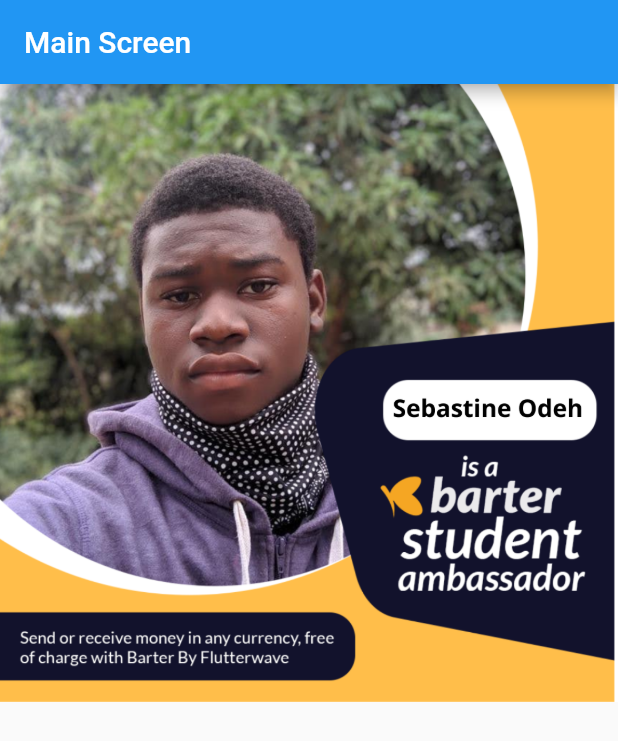
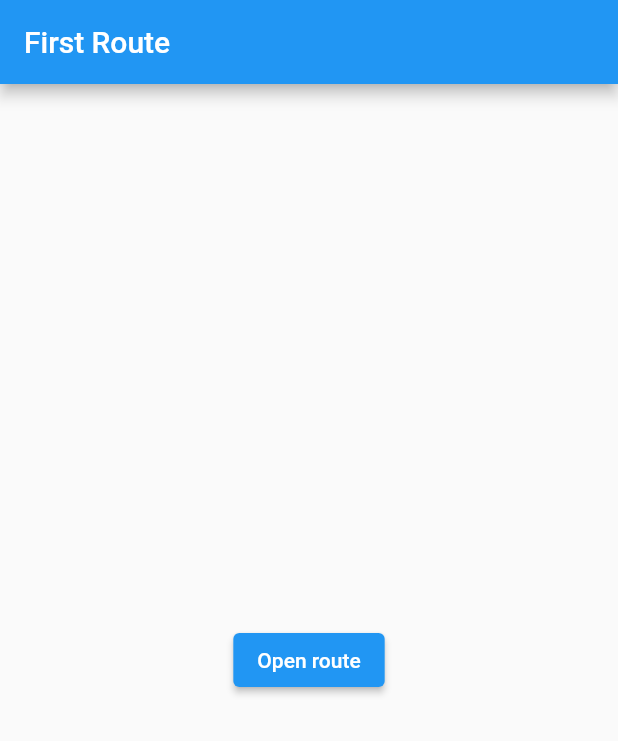
Before and after one commit to CoderNamedHendrick/flutter_tut_project, a Flutter app: the screen it shows after launch, on a phone screen of 412 x 824 dp. Shown: the top 741 px of the screen. Run offline on Flutter 3.47's test engine with Material 2 defaults, Android fonts, the phone set to English and light mode, and no system bars.

Commit message:
Using Named routes

```diff
--- a/lib/main.dart
+++ b/lib/main.dart
@@ -2,56 +2,66 @@ import 'package:flutter/cupertino.dart';
 import 'package:flutter/material.dart';
 
 void main() {
-  runApp(MyApp());
+  runApp(MaterialApp(
+        title: 'Name Routes Demo',
+        // Start the app with the "/" named route. In this case, the app starts
+        // on the FirstScreen widget.
+        initialRoute: '/',
+        routes: {
+          // When navigating to the "/" route, build the FirstScreen widget.
+          '/': (context) => FirstScreen(),
+          // When navigating to the "/second" route, build the SecondScreen widget.
+          '/second': (context) => SecondScreen(),
+        },
+      ));
 }
 
-class MyApp extends StatelessWidget {
-  // This widget is the root of your application.
+// class MyApp extends StatelessWidget {
+//   // This widget is the root of your application.
+//   @override
+//   Widget build(BuildContext context) {
+//     return
+//   }
+// }
+
+class SecondScreen extends StatelessWidget {
   @override
   Widget build(BuildContext context) {
-    return MaterialApp(
-      home: MainScreen(),
-    );
-  }
-}
-
-class MainScreen extends StatelessWidget {
-  @override
-  Widget build(BuildContext context) {
+    // TODO: implement build
     return Scaffold(
       appBar: AppBar(
-        title: Text('Main Screen'),
+        title: Text(
+            'Second Route'),
       ),
-      body: GestureDetector(
-        onTap: () {
-          Navigator.push(context, MaterialPageRoute(builder: (_) {
-            return DetailScreen();
-          }));
-        },
-        child: Hero(
-          tag: 'imageHero',
-          child: Image.asset('images/mypic.png'),
+      body: Center(
+        child: ElevatedButton(
+          onPressed:() {
+            Navigator.pop(context);
+          },
+          child: Text('Go back!'),
         ),
       ),
     );
   }
 }
 
-class DetailScreen extends StatelessWidget {
+class FirstScreen extends StatelessWidget {
   @override
   Widget build(BuildContext context) {
+    // TODO: implement build
     return Scaffold(
-        body: GestureDetector(
-          onTap: () {
-            Navigator.pop(context);
+      appBar: AppBar(
+        title: Text('First Route'),
+      ),
+      body: Center(
+        child: ElevatedButton(
+          child: Text('Open route'),
+          onPressed: (){
+            Navigator.pushNamed(context, '/second');
+            // Navigate to second route when tapped.
           },
-          child: Center(
-            child: Hero(
-              tag: 'imageHero',
-              child: Image.asset('images/mypic.png')
-            ),
-          ),
         ),
+      ),
     );
   }
 }
```
